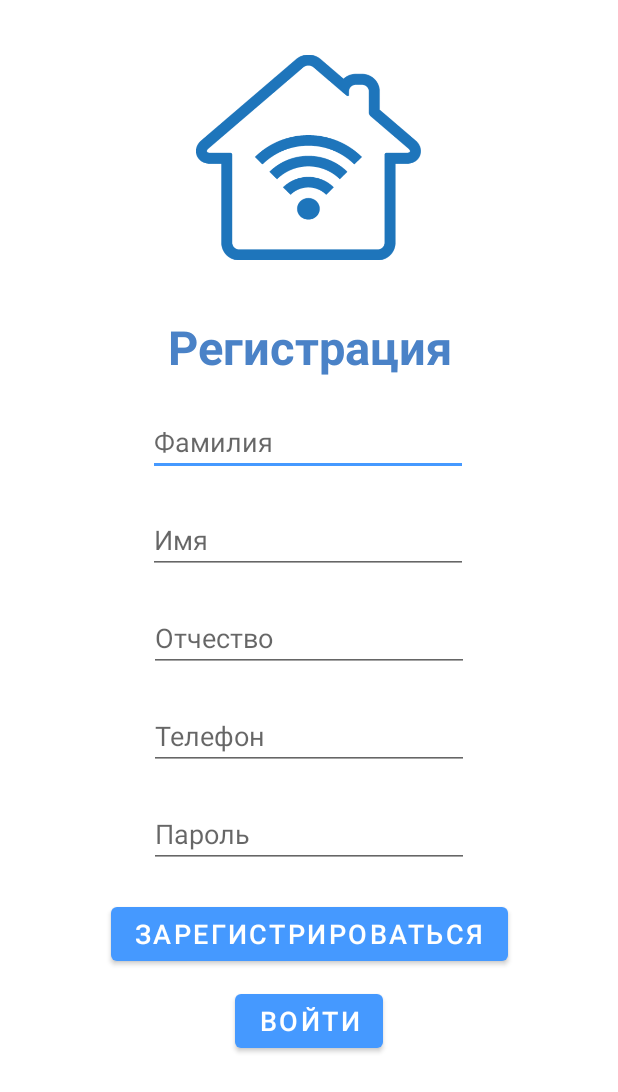
After one commit to chernitskayam/AtmoControl, an Android app: the SignUpActivity screen opened directly, with no data from a screen before it, on a phone screen of 412 x 824 dp. The commit adds this screen. Shown: the top 1092 px of the screen. Run offline under Robolectric (Android 15) with nearby library versions, the phone set to English and light mode, and no system bars.

Commit message:
'blue_v4'

```diff
--- a/app/src/main/AndroidManifest.xml
+++ b/app/src/main/AndroidManifest.xml
@@ -12,6 +12,9 @@
         android:supportsRtl="true"
         android:theme="@style/Theme.AtmoControl"
         android:usesCleartextTraffic="true">
+        <activity
+            android:name=".SignUpActivity"
+            android:exported="false" />
         <activity
             android:name=".LoginActivity"
             android:exported="false" />
--- /dev/null
+++ b/app/src/main/java/com/example/atmocontrol/SignUpActivity.java
@@ -0,0 +1,14 @@
+package com.example.atmocontrol;
+
+import androidx.appcompat.app.AppCompatActivity;
+
+import android.os.Bundle;
+
+public class SignUpActivity extends AppCompatActivity {
+
+    @Override
+    protected void onCreate(Bundle savedInstanceState) {
+        super.onCreate(savedInstanceState);
+        setContentView(R.layout.activity_sign_up);
+    }
+}
--- /dev/null
+++ b/app/src/main/java/com/example/atmocontrol/StartActivity.java
@@ -0,0 +1,14 @@
+package com.example.atmocontrol;
+
+import androidx.appcompat.app.AppCompatActivity;
+
+import android.os.Bundle;
+
+public class StartActivity extends AppCompatActivity {
+
+    @Override
+    protected void onCreate(Bundle savedInstanceState) {
+        super.onCreate(savedInstanceState);
+        setContentView(R.layout.activity_start);
+    }
+}
--- a/app/src/main/res/layout/activity_login.xml
+++ b/app/src/main/res/layout/activity_login.xml
@@ -48,7 +48,7 @@
         android:layout_height="wrap_content"
         android:layout_marginTop="30dp"
         android:ems="10"
-        android:hint="phone"
+        android:hint="Телефон"
         android:inputType="phone"
         app:layout_constraintEnd_toEndOf="parent"
         app:layout_constraintStart_toStartOf="parent"
@@ -59,7 +59,7 @@
         android:layout_width="wrap_content"
         android:layout_height="wrap_content"
         android:ems="10"
-        android:hint="password"
+        android:hint="Пароль"
         android:layout_marginTop="30dp"
         android:inputType="textPassword"
         app:layout_constraintEnd_toEndOf="parent"
@@ -71,7 +71,7 @@
         android:layout_width="wrap_content"
         android:layout_height="wrap_content"
         android:text="Зарегистрироваться"
-        android:layout_marginTop="20dp"
+        android:layout_marginTop="10dp"
         android:textSize="8pt"
         app:layout_constraintEnd_toEndOf="parent"
         app:layout_constraintStart_toStartOf="parent"
--- /dev/null
+++ b/app/src/main/res/layout/activity_sign_up.xml
@@ -0,0 +1,117 @@
+<?xml version="1.0" encoding="utf-8"?>
+<androidx.constraintlayout.widget.ConstraintLayout xmlns:android="http://schemas.android.com/apk/res/android"
+    xmlns:app="http://schemas.android.com/apk/res-auto"
+    xmlns:tools="http://schemas.android.com/tools"
+    android:layout_width="match_parent"
+    android:layout_height="match_parent"
+    tools:context=".SignUpActivity">
+
+    <Button
+        android:id="@+id/sign_up_button"
+        android:layout_width="wrap_content"
+        android:layout_height="wrap_content"
+        android:text="Зарегистрироваться"
+        android:layout_marginTop="20dp"
+        android:textSize="8pt"
+        app:layout_constraintEnd_toEndOf="parent"
+        app:layout_constraintStart_toStartOf="parent"
+        app:layout_constraintTop_toBottomOf="@+id/password" />
+
+    <Button
+        android:id="@+id/log_in_button"
+        android:layout_width="wrap_content"
+        android:layout_height="wrap_content"
+        android:text="Войти"
+        android:layout_marginTop="10dp"
+        android:textSize="8pt"
+        app:layout_constraintEnd_toEndOf="parent"
+        app:layout_constraintStart_toStartOf="parent"
+        app:layout_constraintTop_toBottomOf="@+id/sign_up_button" />
+
+    <TextView
+        android:id="@+id/textView3"
+        android:layout_width="wrap_content"
+        android:layout_height="wrap_content"
+        android:text="Регистрация"
+        android:layout_marginTop="30dp"
+        android:textAlignment="center"
+        android:textColor="@color/night_bar_blue"
+        android:textSize="14pt"
+        android:textStyle="bold"
+        app:layout_constraintEnd_toEndOf="parent"
+        app:layout_constraintStart_toStartOf="parent"
+        app:layout_constraintTop_toBottomOf="@+id/imageView3" />
+
+    <ImageView
+        android:id="@+id/imageView3"
+        android:layout_width="150dp"
+        android:layout_height="150dp"
+        android:layout_marginTop="30dp"
+        app:layout_constraintEnd_toEndOf="parent"
+        app:layout_constraintHorizontal_bias="0.498"
+        app:layout_constraintStart_toStartOf="parent"
+        app:layout_constraintTop_toTopOf="parent"
+        app:srcCompat="@drawable/icon" />
+
+    <EditText
+        android:id="@+id/surname"
+        android:layout_width="wrap_content"
+        android:layout_height="wrap_content"
+        android:ems="10"
+        android:hint="Фамилия"
+        android:layout_marginTop="20dp"
+        android:inputType="textPersonName"
+        app:layout_constraintEnd_toEndOf="parent"
+        app:layout_constraintHorizontal_bias="0.497"
+        app:layout_constraintStart_toStartOf="parent"
+        app:layout_constraintTop_toBottomOf="@+id/textView3" />
+
+    <EditText
+        android:id="@+id/name"
+        android:layout_width="wrap_content"
+        android:layout_height="wrap_content"
+        android:ems="10"
+        android:hint="Имя"
+        android:layout_marginTop="20dp"
+        android:inputType="textPersonName"
+        app:layout_constraintEnd_toEndOf="parent"
+        app:layout_constraintHorizontal_bias="0.497"
+        app:layout_constraintStart_toStartOf="parent"
+        app:layout_constraintTop_toBottomOf="@+id/surname" />
+
+    <EditText
+        android:id="@+id/patronymic"
+        android:layout_width="wrap_content"
+        android:layout_height="wrap_content"
+        android:ems="10"
+        android:hint="Отчество"
+        android:layout_marginTop="20dp"
+        android:inputType="textPersonName"
+        app:layout_constraintEnd_toEndOf="parent"
+        app:layout_constraintStart_toStartOf="parent"
+        app:layout_constraintTop_toBottomOf="@+id/name" />
+
+    <EditText
+        android:id="@+id/phone"
+        android:layout_width="wrap_content"
+        android:layout_height="wrap_content"
+        android:ems="10"
+        android:hint="Телефон"
+        android:layout_marginTop="20dp"
+        android:inputType="phone"
+        app:layout_constraintEnd_toEndOf="parent"
+        app:layout_constraintStart_toStartOf="parent"
+        app:layout_constraintTop_toBottomOf="@+id/patronymic" />
+
+    <EditText
+        android:id="@+id/password"
+        android:layout_width="wrap_content"
+        android:layout_height="wrap_content"
+        android:ems="10"
+        android:hint="Пароль"
+        android:layout_marginTop="20dp"
+        android:inputType="textPassword"
+        app:layout_constraintEnd_toEndOf="parent"
+        app:layout_constraintStart_toStartOf="parent"
+        app:layout_constraintTop_toBottomOf="@+id/phone" />
+</androidx.constraintlayout.widget.ConstraintLayout>
--- /dev/null
+++ b/app/src/main/res/layout/activity_start.xml
@@ -0,0 +1,34 @@
+<?xml version="1.0" encoding="utf-8"?>
+<androidx.constraintlayout.widget.ConstraintLayout xmlns:android="http://schemas.android.com/apk/res/android"
+    xmlns:app="http://schemas.android.com/apk/res-auto"
+    xmlns:tools="http://schemas.android.com/tools"
+    android:layout_width="match_parent"
+    android:layout_height="match_parent"
+    tools:context=".StartActivity">
+
+    <TextView
+        android:id="@+id/textView2"
+        android:layout_width="wrap_content"
+        android:layout_height="wrap_content"
+        android:text="AtmoControl"
+        android:textAlignment="center"
+        android:layout_marginTop="20dp"
+        android:textColor="@color/night_bar_blue"
+        android:textSize="16pt"
+        android:textStyle="bold"
+        app:layout_constraintEnd_toEndOf="parent"
+        app:layout_constraintHorizontal_bias="0.497"
+        app:layout_constraintStart_toStartOf="parent"
+        app:layout_constraintTop_toBottomOf="@+id/imageView2" />
+
+    <ImageView
+        android:id="@+id/imageView2"
+        android:layout_width="250dp"
+        android:layout_height="250dp"
+        android:layout_marginTop="100dp"
+        app:layout_constraintEnd_toEndOf="parent"
+        app:layout_constraintHorizontal_bias="0.496"
+        app:layout_constraintStart_toStartOf="parent"
+        app:layout_constraintTop_toTopOf="parent"
+        app:srcCompat="@drawable/icon" />
+</androidx.constraintlayout.widget.ConstraintLayout>
```
Also changed, not shown: app/src/main/res/drawable/icon.png (added).
